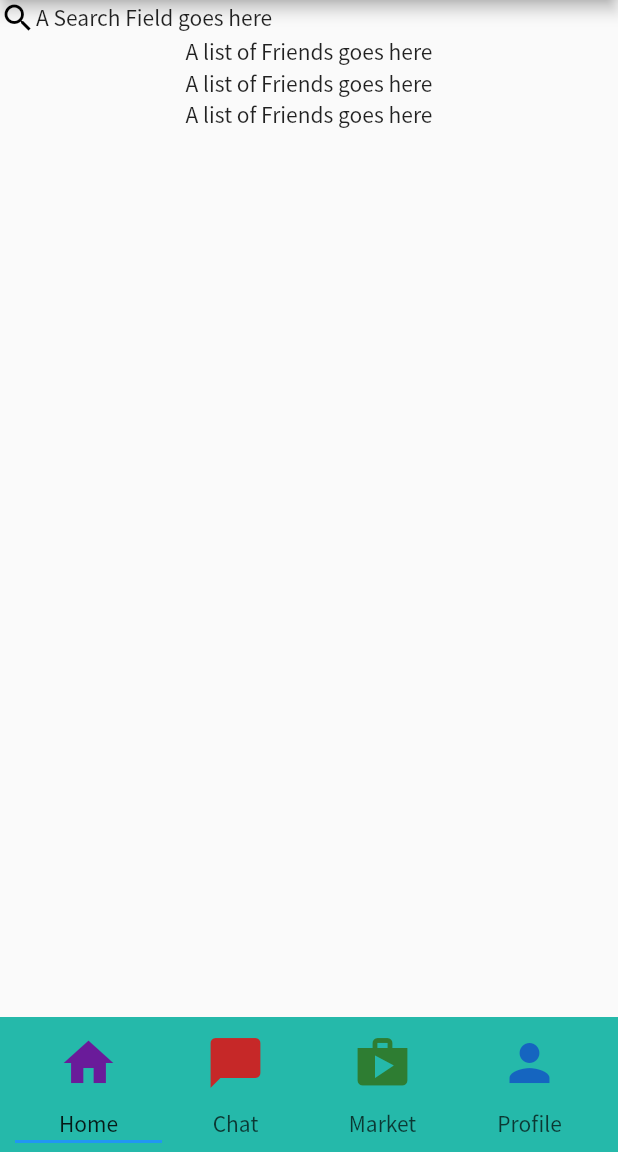
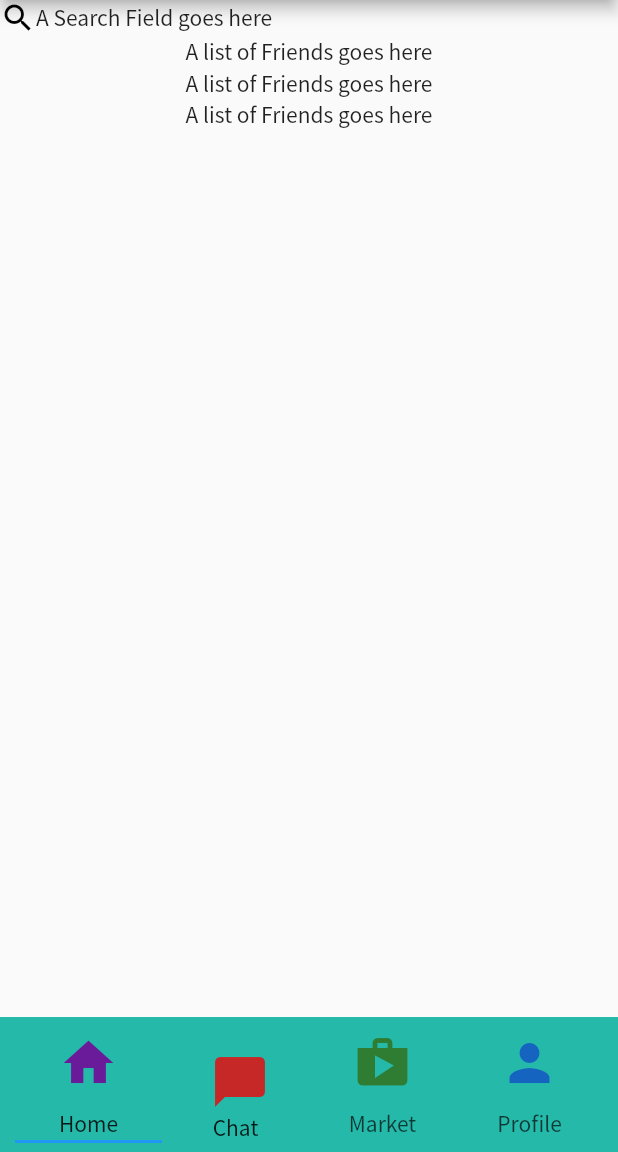
Before and after one commit to KellyInnovation/onechoice-app, a Flutter app: the ChatPage screen opened by its route, on a phone screen of 412 x 824 dp, the part 84-1236 px from its top. Run offline on Flutter 3.47's test engine with Material 2 defaults, Android fonts, the phone set to English and light mode, and no system bars.

Commit message:
rework Routing; blocker on bottom navigation needing more space

```diff
--- a/lib/pages/chat_page.dart
+++ b/lib/pages/chat_page.dart
@@ -7,8 +7,6 @@ import '../widgets/header.dart';
 // import '../widgets/input_feed.dart';
 
 class ChatPage extends StatelessWidget {
-  static final routeName = "/chat";
-
   ChatPage({Key key}) : super(key: key);
 
   @override
@@ -18,9 +16,11 @@ class ChatPage extends StatelessWidget {
         appBar: AppBar(
           title: Header(),
           actions: <Widget>[
+// TODO
 // ...ACTIONS HERE...LIKE Sharing...
           ],
         ),
+// TODO
 // MAY NEED TO EVENTUALLY CHANGE TO ListView() FOR SCROLLING
         body: SingleChildScrollView(
           child: Column(
@@ -36,8 +36,8 @@ class ChatPage extends StatelessWidget {
                   Text('A Search Field goes here'),
                 ],
               ),
-// BELOW search widget
-// A LIST OF 'Friends'
+// TODO
+// BELOW search WIDGET A LIST OF 'Friends'
               Text('A list of Friends goes here'),
               Text('A list of Friends goes here'),
               Text('A list of Friends goes here'),
--- a/lib/pages/my_home_page.dart
+++ b/lib/pages/my_home_page.dart
@@ -7,8 +7,6 @@ import '../widgets/header.dart';
 import '../widgets/input_feed.dart';
 
 class MyHomePage extends StatelessWidget {
-  static final routeName = "/home";
-
   MyHomePage({Key key}) : super(key: key);
 
   @override
--- /dev/null
+++ b/lib/pages/router.dart
@@ -0,0 +1,16 @@
+import 'package:flutter/material.dart';
+
+import './routing_constants.dart';
+import './my_home_page.dart';
+import './chat_page.dart';
+
+Route<dynamic> generateRoute(RouteSettings settings) {
+ switch (settings.name) {
+   case HomePageRoute:
+     return MaterialPageRoute(builder: (context) => MyHomePage());
+   case ChatPageRoute:
+     return MaterialPageRoute(builder: (context) => ChatPage());
+   default:
+    return MaterialPageRoute(builder: (context) => MyHomePage());
+ }
+}
--- /dev/null
+++ b/lib/pages/routing_constants.dart
@@ -0,0 +1,2 @@
+const String HomePageRoute = '/';
+const String ChatPageRoute = 'chat_page';
--- a/lib/widgets/bottom_nav_bar.dart
+++ b/lib/widgets/bottom_nav_bar.dart
@@ -1,5 +1,7 @@
 import 'package:flutter/material.dart';
 import 'package:one_choice/sheets/bottom_sheet.dart';
+
+import '../pages/routing_constants.dart';
 
 class BottomNavBar extends StatelessWidget {
 
@@ -18,6 +20,8 @@ class BottomNavBar extends StatelessWidget {
             height: ht,
             child: Column(
               children: <Widget>[
+// TODO
+                // UNSURE WHAT THE PURPOSE OF MyBottomSheet WIDGET IS...
                 MyBottomSheet(context),
                 TabBar(
                   tabs: [
@@ -28,14 +32,32 @@ class BottomNavBar extends StatelessWidget {
                         size: 40.0,
                       ),
                       text: "Home",
+// TODO
+                      // child: FloatingActionButton(
+                      //   onPressed: () {
+                      //     Navigator.pushNamed(context, HomePageRoute);
+                      //   }
+                      // ),
                     ),
                     Tab(
-                      icon: Icon(
-                        Icons.chat_bubble,
-                        color: Colors.red[800],
-                        size: 40.0,
+                      child: FlatButton(
+                        child: Container(
+// TODO
+                          // TRYING TO FIT Text AND Icon IN SPACE
+                          child: Column(
+                            children: [
+                              Icon(Icons.chat_bubble,
+                                color: Colors.red[800],
+                                size: 40.0,
+                              ),
+                              Text('Chat'),
+                            ],
+                          ),
+                        ),
+                        onPressed: () {
+                          Navigator.pushNamed(context, ChatPageRoute);
+                        }
                       ),
-                      text: "Chat",
                     ),
                     Tab(
                       icon: Icon(
```
Also changed, not shown: lib/main.dart (+46 -39 lines).
